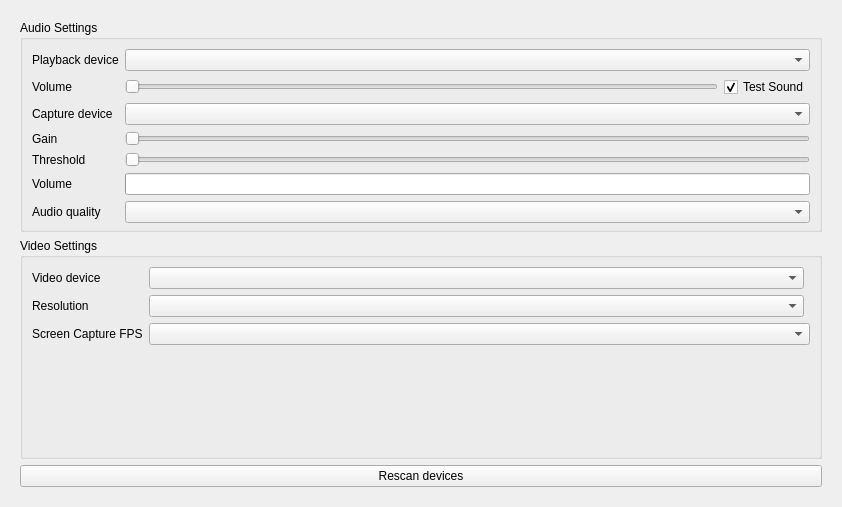
Qt form src/widget/form/settings/avform.ui (Zoxcore/qTox_enhanced__archive) before a commit.
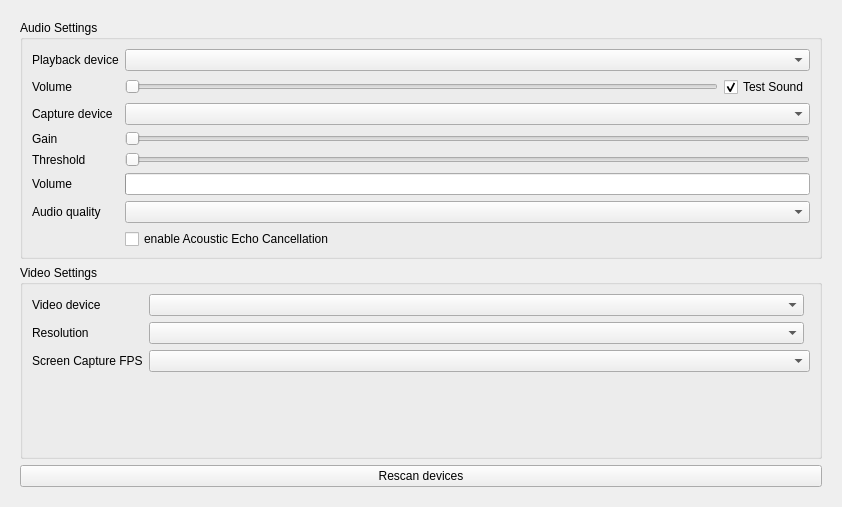
The same form after that commit. Custom widgets are drawn as their Qt base class.

Commit message: add setting for Acoustic Echo Cancellation

The edit to the form file:
```diff
--- a/src/widget/form/settings/avform.ui
+++ b/src/widget/form/settings/avform.ui
@@ -42,7 +42,7 @@
          </property>
          <layout class="QGridLayout" name="gridLayout_3">
           <property name="bottomMargin">
-           <number>6</number>
+           <number>7</number>
           </property>
           <item row="2" column="0">
            <widget class="QLabel" name="inDevLabel">
@@ -146,6 +146,13 @@
             </property>
            </widget>
           </item>
+          <item row="7" column="1" colspan="2">
+           <widget class="QCheckBox" name="cbEchoCancellation">
+            <property name="text">
+             <string>enable Acoustic Echo Cancellation</string>
+            </property>
+           </widget>
+          </item>
           <item row="6" column="1" colspan="2">
            <widget class="QComboBox" name="audioQualityComboBox">
             <property name="sizePolicy">
```
The commit also changes 5 other files.
